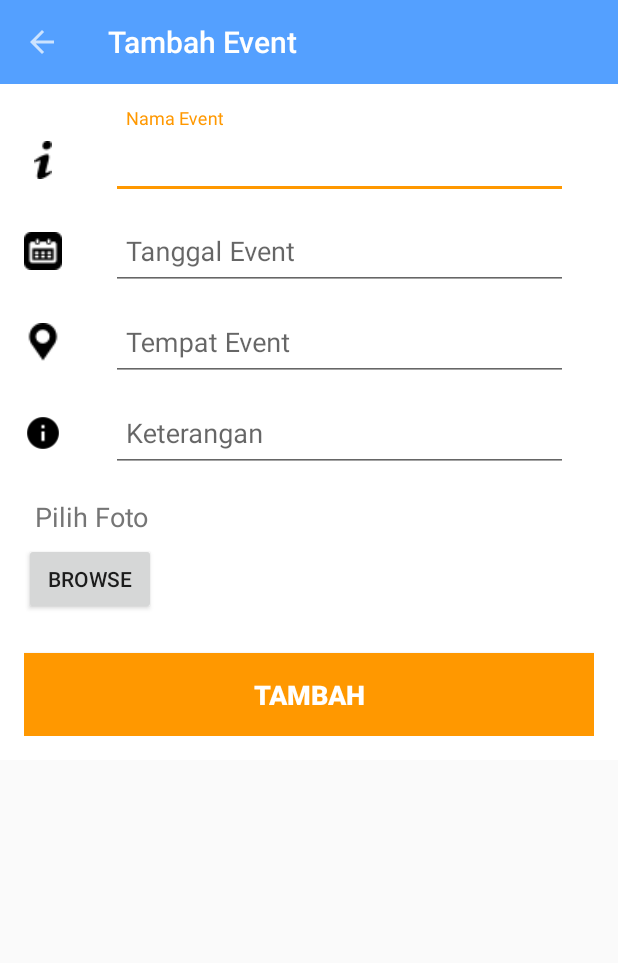
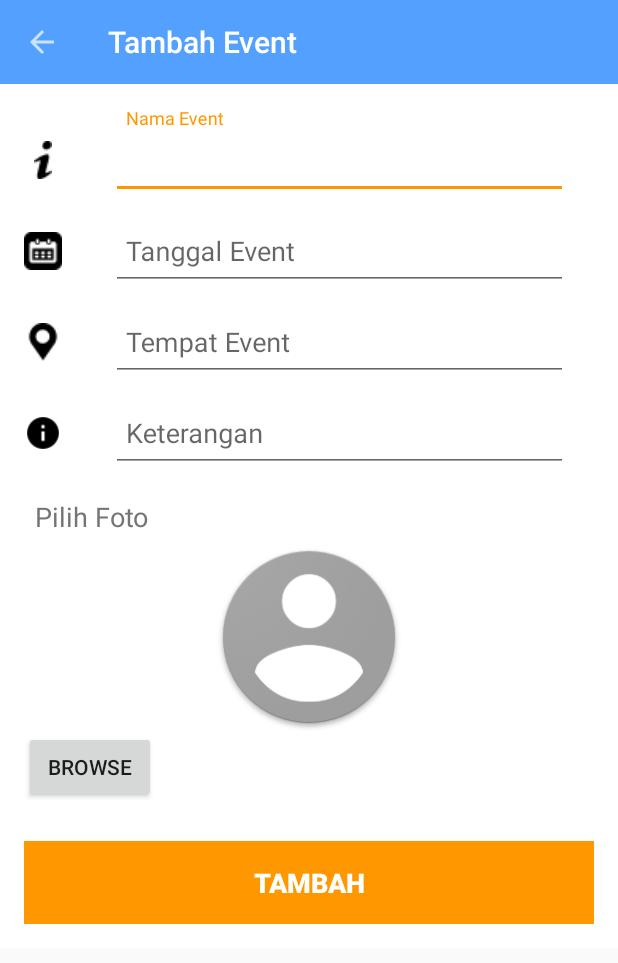
Before and after one commit to 439ED537979D8E831561964DBBBD7413/ActiveTechArt, an Android app: the TambahEventActivity screen opened directly, with no data from a screen before it, after a tap on "TAMBAH", on a phone screen of 412 x 824 dp. Shown: the top 963 px of the screen. Run offline under Robolectric (Android 15) with nearby library versions, the phone set to English and light mode, and no system bars; our stand-ins replace Volley; network calls fail; Roboto replaces fonts that are not available here; 1 statement that could not run was skipped.

Commit message:
Tambah FotoEvent

```diff
--- a/app/src/main/java/com/artace/ruangbudaya/TambahEventActivity.java
+++ b/app/src/main/java/com/artace/ruangbudaya/TambahEventActivity.java
@@ -4,6 +4,8 @@ import android.app.DatePickerDialog;
 import android.content.Context;
 import android.content.Intent;
 import android.content.SharedPreferences;
+import android.graphics.Bitmap;
+import android.net.Uri;
 import android.provider.MediaStore;
 import android.support.v7.app.ActionBar;
 import android.support.v7.app.AppCompatActivity;
@@ -15,12 +17,22 @@ import android.view.View;
 import android.widget.Button;
 import android.widget.DatePicker;
 
+import java.io.ByteArrayOutputStream;
+import java.io.IOException;
 import java.util.Calendar;
 import java.util.HashMap;
 import java.util.Map;
 
 import android.widget.EditText;
+import android.widget.ImageView;
+import android.widget.Toast;
 
+import com.android.volley.AuthFailureError;
+import com.android.volley.NetworkResponse;
+import com.android.volley.Request;
+import com.android.volley.Response;
+import com.android.volley.VolleyError;
+import com.android.volley.toolbox.HttpHeaderParser;
 import com.android.volley.toolbox.Volley;
 import com.artace.ruangbudaya.connection.DatabaseConnection;
 import com.artace.ruangbudaya.constant.Field;
@@ -32,9 +44,11 @@ public class TambahEventActivity extends AppCompatActivity {
 
     EditText tambah_event_tanggalevent, mNama, mTempat, mKeterangan;
     String nama, tanggal, tempat, keterangan, id_eo, foto;
+    ImageView mFoto;
     DatePickerDialog datePickerDialog;
-    Button mSubmit, mFoto;
+    Button mSubmit, mBrowseFoto;
     Toolbar mToolbar;
+    Bitmap bitmapFoto;
     Volley mPostCommentResponse;
 
     @Override
@@ -47,9 +61,10 @@ public class TambahEventActivity extends AppCompatActivity {
         mNama = (EditText) findViewById(R.id.tambah_event_namaevent);
         mTempat = (EditText) findViewById(R.id.tambah_event_lokasi);
         mKeterangan = (EditText) findViewById(R.id.tambah_event_keterangan);
-        mFoto = (Button) findViewById(R.id.tambah_event_browse_foto);
+        mFoto = (ImageView) findViewById(R.id.tambah_event_imgView);
+        mBrowseFoto = (Button) findViewById(R.id.tambah_event_browse_foto);
         mSubmit = (Button) findViewById(R.id.tambah_event_submit);
-        mFoto.setOnClickListener(new View.OnClickListener() {
+        mBrowseFoto.setOnClickListener(new View.OnClickListener() {
             @Override
             public void onClick(View view) {
                 Intent i = new Intent(Intent.ACTION_PICK, MediaStore.Images.Media.EXTERNAL_CONTENT_URI);
@@ -60,7 +75,7 @@ public class TambahEventActivity extends AppCompatActivity {
         mSubmit.setOnClickListener(new View.OnClickListener() {
             @Override
             public void onClick(View view) {
-                submitForm();
+                submitForm(bitmapFoto);
             }
         });
 
@@ -92,6 +107,32 @@ public class TambahEventActivity extends AppCompatActivity {
                 datePickerDialog.show();
             }
         });
+
+    }
+
+    @Override
+    protected void onActivityResult(int requestCode, int resultCode, Intent data) {
+        super.onActivityResult(requestCode, resultCode, data);
+
+        if (requestCode == 100 && resultCode == RESULT_OK && data != null) {
+
+            //getting the image Uri
+            Uri imageUri = data.getData();
+            try {
+                //getting bitmap object from uri
+                bitmapFoto = MediaStore.Images.Media.getBitmap(this.getContentResolver(), imageUri);
+
+                //displaying selected image to imageview
+                mFoto.setImageBitmap(bitmapFoto);
+
+//                mSubmit.setEnabled(true);
+//                mSubmit.setBackgroundColor(getResources().getColor(R.color.colorAccent));
+
+            } catch (IOException e) {
+                e.printStackTrace();
+            }
+        }
+
     }
 
     private void setToolbar() {
@@ -102,37 +143,66 @@ public class TambahEventActivity extends AppCompatActivity {
         ab.setTitle("Tambah Event");
     }
 
-    private void submitForm(){
-        nama = mNama.getText().toString();
-        tempat = mTempat.getText().toString();
-        keterangan = mKeterangan.getText().toString();
-        tanggal = tambah_event_tanggalevent.getText().toString();
+    private void submitForm(final Bitmap bitmap){
 
         Map<String,String> params = new HashMap<String, String>();
-        params.put("nama",nama);
-        params.put("tanggal",tanggal);
-        params.put("lokasi",tempat);
-        params.put("keterangan",keterangan);
-
-        SharedPreferences sharedpreferences = getSharedPreferences(Field.getLoginSharedPreferences(), Context.MODE_PRIVATE);
-        id_eo = sharedpreferences.getString(Field.getIdPenyelenggaraAcara(),null);
-        Log.d("LogTambahEvent","ID EO = "+id_eo);
-        params.put("id_penyelenggara_acara",id_eo);
 
 
-        StringPostRequest strReq = new StringPostRequest();
-        strReq.sendPost(this, params, DatabaseConnection.getInsertEvent(), new VolleyResponseListener() {
-            @Override
-            public void onResponse(String response) {
-                finish();
-            }
+
+
+        VolleyMultipartRequest volleyMultipartRequest = new VolleyMultipartRequest(Request.Method.POST, DatabaseConnection.getInsertEvent(),
+            new Response.Listener<NetworkResponse>() {
+                @Override
+                public void onResponse(NetworkResponse response) {
+                    Intent returnIntent = new Intent();
+                    returnIntent.putExtra("resultMessage", "TAMBAH_EVENT");
+                    setResult(TambahEventActivity.RESULT_OK,returnIntent);
+                    try{
+                        String res = new String(response.data, HttpHeaderParser.parseCharset(response.headers));
+                        Log.d("TambahEvent",res);
+                    }
+                    catch (Exception e){
+                        Log.d("TambahEvent",e.getMessage().toString());
+                    }
+
+            }},
+
+            new Response.ErrorListener() {
+                @Override
+                public void onErrorResponse(VolleyError error) {
+                    Toast.makeText(getApplicationContext(), error.getMessage(), Toast.LENGTH_SHORT).show();
+                }
+                    }){
 
             @Override
-            public void onError(String message) {
-                Log.e("TambahEventActivity","Ada error : "+message);
+            protected Map<String, String> getParams() throws AuthFailureError {
+                Map<String, String> params = new HashMap<>();
+                final String nama = mNama.getText().toString();
+                final String tempat = mTempat.getText().toString();
+                final String keterangan = mKeterangan.getText().toString();
+                final String tanggal = tambah_event_tanggalevent.getText().toString();
+
+                params.put("nama",nama);
+                params.put("nama_lokasi",tempat);
+                params.put("keterangan",keterangan);
+                params.put("tanggal",tanggal);
+                SharedPreferences sharedpreferences = getSharedPreferences(Field.getLoginSharedPreferences(), Context.MODE_PRIVATE);
+                id_eo = sharedpreferences.getString(Field.getIdPenyelenggaraAcara(),null);
+                Log.d("LogTambahEvent","ID EO = "+id_eo);
+                params.put("id_penyelenggara_acara",id_eo);
+
+                return params;
             }
-        });
+        @Override
+        protected Map<String, VolleyMultipartRequest.DataPart> getByteData() {
+            Map<String, VolleyMultipartRequest.DataPart> params = new HashMap<>();
+            long imagename = System.currentTimeMillis();
+            params.put("pic", new VolleyMultipartRequest.DataPart(imagename + ".png", getFileDataFromDrawable(bitmap)));
+            return params;
+        }};
+        Volley.newRequestQueue(this).add(volleyMultipartRequest);
     }
+
 
     @Override
     public boolean onOptionsItemSelected(MenuItem item) {
@@ -148,10 +218,11 @@ public class TambahEventActivity extends AppCompatActivity {
 
     @Override
     public void finish() {
-        Intent returnIntent = new Intent();
-        returnIntent.putExtra("resultMessage", "TAMBAH_EVENT");
-        setResult(TambahEventActivity.RESULT_OK,returnIntent);
 
-        super.finish();
+    }
+    public byte[] getFileDataFromDrawable(Bitmap bitmap) {
+        ByteArrayOutputStream byteArrayOutputStream = new ByteArrayOutputStream();
+        bitmap.compress(Bitmap.CompressFormat.PNG, 80, byteArrayOutputStream);
+        return byteArrayOutputStream.toByteArray();
     }
 }
--- a/app/src/main/res/layout/activity_tambah_event.xml
+++ b/app/src/main/res/layout/activity_tambah_event.xml
@@ -204,14 +204,16 @@
             </android.support.constraint.ConstraintLayout>
             <android.support.constraint.ConstraintLayout
                 android:layout_width="match_parent"
-                android:layout_height="match_parent">
+                android:layout_height="match_parent"
+                android:id="@+id/tambah_event_layoutFoto">
 
                 <android.support.design.widget.TextInputLayout
-                    android:layout_width="100dp"
-                    android:layout_height="wrap_content">
+                    android:layout_width="match_parent"
+                    android:layout_height="wrap_content"
+                    android:id="@+id/tambah_event_layoutFoto1">
 
                     <TextView
-                        android:layout_width="match_parent"
+                        android:layout_width="100dp"
                         android:layout_height="wrap_content"
                         android:layout_marginTop="6dp"
                         android:paddingBottom="5dp" android:paddingLeft="@dimen/form_content_marginLeft"
@@ -220,7 +222,18 @@
                         android:textAppearance="?android:attr/textAppearanceMedium"
                         android:textColor="@color/colorSecondaryText" />
 
+
                 </android.support.design.widget.TextInputLayout>
+
+                <ImageView
+                    android:id="@+id/tambah_event_imgView"
+                    android:layout_width="match_parent"
+                    android:layout_height="125dp"
+                    android:layout_alignParentTop="true"
+                    android:layout_centerInParent="true"
+                    android:src="@drawable/ic_launcher"
+                    app:layout_constraintTop_toBottomOf="@id/tambah_event_layoutFoto1"/>
+
             </android.support.constraint.ConstraintLayout>
 
             <Button
```
